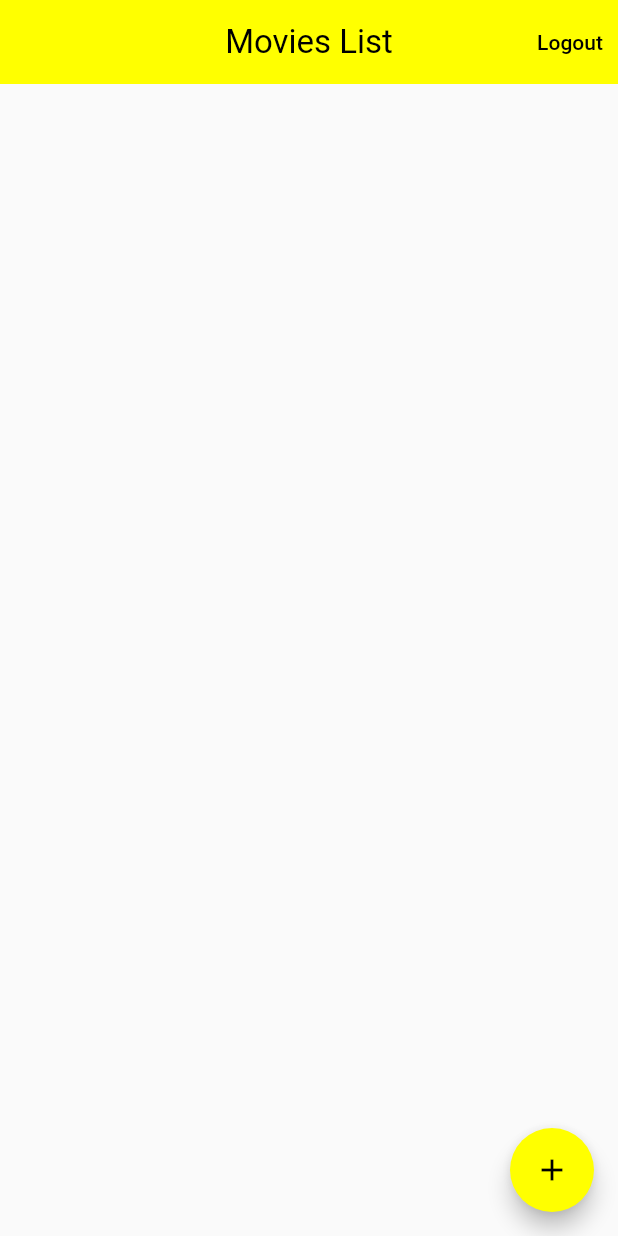
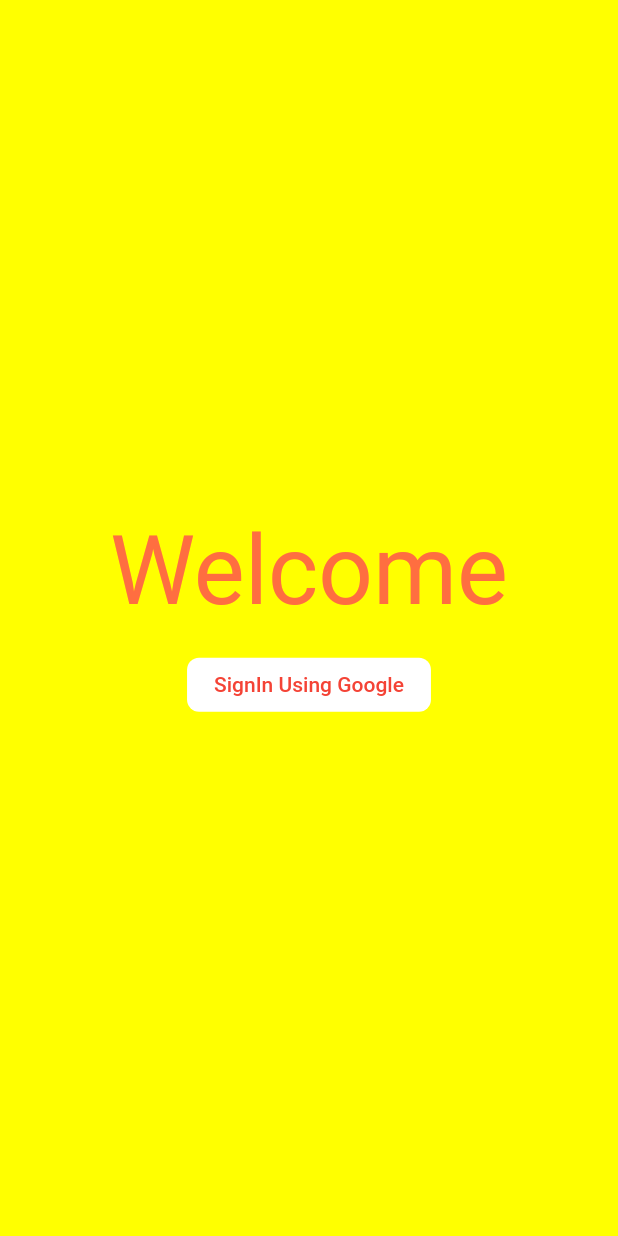
Before and after one commit to SatyamAK/Movie-List, a Flutter app: the screen it shows after launch, on a phone screen of 412 x 824 dp. Run offline on Flutter 3.47's test engine with Material 2 defaults, Android fonts, the phone set to English and light mode, and no system bars; our stand-ins replace firebase_auth, firebase_core, google_sign_in, image_picker, sqflite; accounts and stored records are empty.

Commit message:
Google auth implemented

```diff
--- a/lib/main.dart
+++ b/lib/main.dart
@@ -1,7 +1,11 @@
+import 'package:firebase_auth/firebase_auth.dart';
 import 'package:flutter/material.dart';
 import 'package:movie_list/screens/homescreen/home.dart';
+import 'package:movie_list/screens/login/loginscreen.dart';
+import 'package:movie_list/services/authService.dart';
 import 'package:movie_list/theme/theme.dart';
 import 'package:firebase_core/firebase_core.dart';
+import 'package:provider/provider.dart';
 
 Future main() async {
   WidgetsFlutterBinding.ensureInitialized();
@@ -13,11 +17,27 @@ class MyApp extends StatelessWidget {
   // This widget is the root of your application.
   @override
   Widget build(BuildContext context) {
-    return MaterialApp(
-        title: 'Flutter Demo',
-        theme: lightTheme(),
-        //darkTheme: darkTheme(),
-        debugShowCheckedModeBanner: false,
-        home: HomeScreen());
+    return StreamProvider.value(
+        initialData: null,
+        value: AuthService().firebaseAuth.authStateChanges(),
+        child: MaterialApp(
+            title: 'Flutter Demo',
+            theme: lightTheme(),
+            //darkTheme: darkTheme(),
+            debugShowCheckedModeBanner: false,
+            home: Wrapper()
+      )
+    );
   }
 }
+
+class Wrapper extends StatelessWidget {
+  @override
+  Widget build(BuildContext context) {
+    var user = Provider.of<User?>(context);
+    if (user == null) {
+      return LoginScreen();
+    }
+    return HomeScreen();
+  }
+}
--- a/lib/screens/homescreen/home.dart
+++ b/lib/screens/homescreen/home.dart
@@ -2,6 +2,7 @@ import 'package:flutter/material.dart';
 import 'package:movie_list/models/movie.dart';
 import 'package:movie_list/screens/homescreen/moviesList.dart';
 import 'package:movie_list/screens/homescreen/registermovie.dart';
+import 'package:movie_list/services/authService.dart';
 import 'package:provider/provider.dart';
 import 'package:movie_list/services/movieProvider.dart';
 
@@ -14,13 +15,19 @@ class HomeScreen extends StatelessWidget {
       child: Scaffold(
         appBar: AppBar(
           title: Text('Movies List'),
-          actions: [TextButton(onPressed: () {}, child: Text('Logout'))],
+          actions: [
+            TextButton(
+                onPressed: () {
+                  AuthService().logout();
+                },
+                child: Text('Logout'))
+          ],
         ),
         body: MovieListView(),
         floatingActionButton: FloatingActionButton(
           onPressed: () {
-            Navigator.push(
-                context, MaterialPageRoute(builder: (context) => AddMovieList()));
+            Navigator.push(context,
+                MaterialPageRoute(builder: (context) => AddMovieList()));
           },
           backgroundColor: Theme.of(context).primaryColor,
           child: Icon(
--- /dev/null
+++ b/lib/screens/login/loginscreen.dart
@@ -0,0 +1,39 @@
+import 'package:flutter/material.dart';
+import 'package:movie_list/services/authService.dart';
+
+class LoginScreen extends StatelessWidget {
+  const LoginScreen({Key? key}) : super(key: key);
+
+  @override
+  Widget build(BuildContext context) {
+    return Scaffold(
+      backgroundColor: Colors.yellowAccent,
+      body: SafeArea(
+        child: Center(
+          child: Column(
+            mainAxisAlignment: MainAxisAlignment.center,
+            children: [
+              Text('Welcome', style: TextStyle(color: Colors.deepOrangeAccent, fontSize: 64),),
+              SizedBox(height: 14,),
+              ElevatedButton(
+                onPressed: ()async {
+                  await AuthService().login();
+                },
+                child: Text(
+                  'SignIn Using Google',
+                  style: TextStyle(color: Colors.red, fontSize: 14),
+                ),
+                style: ElevatedButton.styleFrom(
+                  primary: Colors.white,
+                  padding: EdgeInsets.only(left: 18, right: 18, top: 8, bottom: 9),
+                  shape:
+                      RoundedRectangleBorder(borderRadius: BorderRadius.circular(8)),
+                ),
+              ),
+            ],
+          ),
+        ),
+      )
+    );
+  }
+}
--- /dev/null
+++ b/lib/services/authService.dart
@@ -0,0 +1,22 @@
+import 'package:firebase_auth/firebase_auth.dart';
+import 'package:flutter/cupertino.dart';
+import 'package:google_sign_in/google_sign_in.dart';
+
+class AuthService {
+  final FirebaseAuth firebaseAuth = FirebaseAuth.instance;
+  final googleSignIn = GoogleSignIn();
+
+  Future login() async {
+    final user = await googleSignIn.signIn();
+    final googleAuth = await user!.authentication;
+    final credential = GoogleAuthProvider.credential(
+      accessToken: googleAuth.accessToken,
+      idToken: googleAuth.idToken,
+    );
+    await FirebaseAuth.instance.signInWithCredential(credential);
+  }
+
+  Future logout() async {
+    await FirebaseAuth.instance.signOut();
+  }
+}
--- a/pubspec.yaml
+++ b/pubspec.yaml
@@ -34,6 +34,7 @@ dependencies:
   provider: ^5.0.0
   firebase_core: ^1.4.0
   firebase_auth: ^3.0.1
+  google_sign_in: ^5.0.7
 
 dev_dependencies:
   flutter_test:
```
Also changed, not shown: pubspec.lock.
